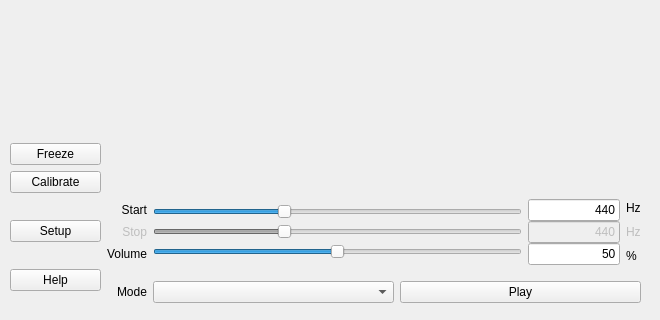
Before: the Qt Designer form ui_AudioHelperGUI.ui in Rachael-ED/AudioHelper, drawn with Qt 5; both pictures show x 0 to 660 and y 158 to 478 of the 660 by 478 pixel window.
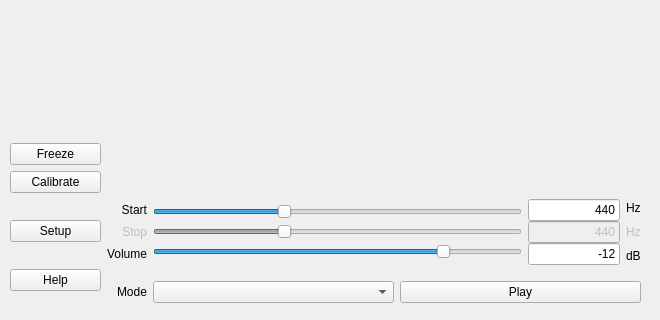
After: the same form once the commit is applied. Icons and pictures are not drawn.

Commit message: Changed volume to dB

The edit to the form file:
```diff
--- a/ui_AudioHelperGUI.ui
+++ b/ui_AudioHelperGUI.ui
@@ -128,16 +128,16 @@
           <item>
            <widget class="QSlider" name="sld_aud_gen_vol">
             <property name="minimum">
-             <number>0</number>
+             <number>-60</number>
             </property>
             <property name="maximum">
-             <number>100</number>
+             <number>0</number>
             </property>
             <property name="pageStep">
              <number>10</number>
             </property>
             <property name="value">
-             <number>50</number>
+             <number>-12</number>
             </property>
             <property name="orientation">
              <enum>Qt::Horizontal</enum>
@@ -180,7 +180,7 @@
           <item>
            <widget class="QLineEdit" name="txt_aud_gen_vol">
             <property name="text">
-             <string>50</string>
+             <string>-12</string>
             </property>
             <property name="alignment">
              <set>Qt::AlignRight|Qt::AlignTrailing|Qt::AlignVCenter</set>
@@ -211,7 +211,7 @@
           <item>
            <widget class="QLabel" name="lbl_aud_gen_vol_unit">
             <property name="text">
-             <string>%</string>
+             <string>dB</string>
             </property>
            </widget>
           </item>
```
The commit also changes 1 other file.
